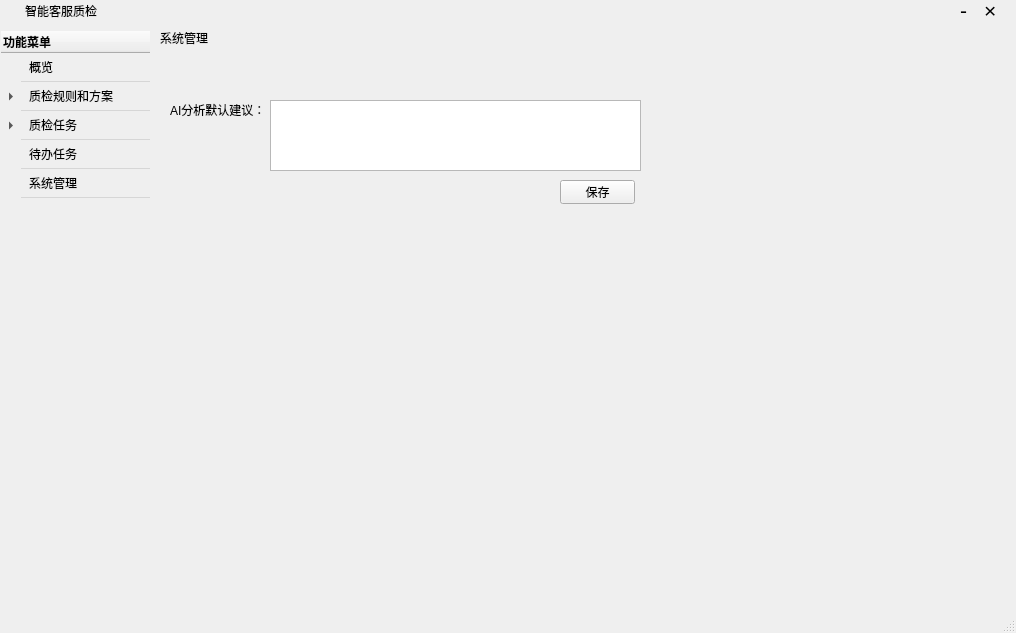
The window that ui/main_window.ui (Lanqiunian/AI-Customer-Support-Quality-Assurance) describes before a commit, drawn with Qt 5.
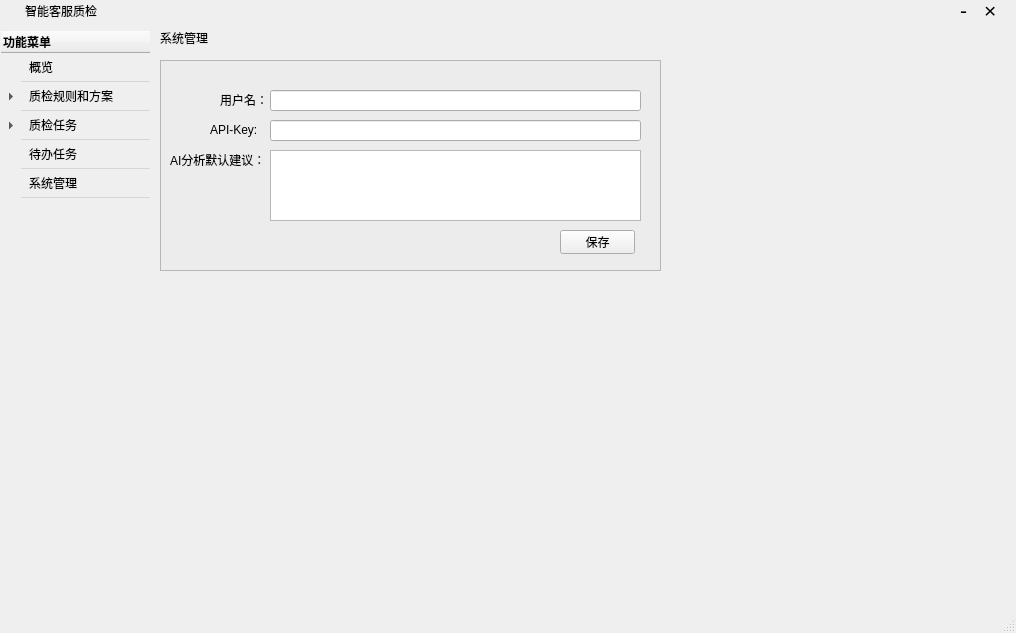
The same window after the commit. The open tabs and pages were chosen to show the change. Icons and pictures are not drawn.

What changed in the file:
```diff
--- a/ui/main_window.ui
+++ b/ui/main_window.ui
@@ -1351,11 +1351,33 @@
        <string>系统管理</string>
       </property>
      </widget>
+     <widget class="QFrame" name="frame_9">
+      <property name="geometry">
+       <rect>
+        <x>0</x>
+        <y>30</y>
+        <width>501</width>
+        <height>211</height>
+       </rect>
+      </property>
+      <property name="styleSheet">
+       <string notr="true">QFrame#frame_9 {
+    background-color: rgb(236, 236, 236); 
+    padding: 5px; /* 内边距 */
+}
+</string>
+      </property>
+      <property name="frameShape">
+       <enum>QFrame::StyledPanel</enum>
+      </property>
+      <property name="frameShadow">
+       <enum>QFrame::Raised</enum>
+      </property>
      <widget class="QLabel" name="label_56">
       <property name="geometry">
        <rect>
         <x>10</x>
-        <y>70</y>
+         <y>90</y>
         <width>101</width>
         <height>20</height>
        </rect>
@@ -1364,21 +1386,21 @@
        <string>AI分析默认建议：</string>
       </property>
      </widget>
-     <widget class="QTextEdit" name="default_AI_prompt_textEdit">
+      <widget class="QLineEdit" name="APIkey_lineEdit">
       <property name="geometry">
        <rect>
         <x>110</x>
-        <y>70</y>
+         <y>60</y>
         <width>371</width>
-        <height>71</height>
+         <height>21</height>
        </rect>
       </property>
      </widget>
-     <widget class="QPushButton" name="save_default_AI_prompt_pushButton">
+      <widget class="QPushButton" name="setting_save_Pushbutton">
       <property name="geometry">
        <rect>
         <x>400</x>
-        <y>150</y>
+         <y>170</y>
         <width>75</width>
         <height>24</height>
        </rect>
@@ -1386,6 +1408,53 @@
       <property name="text">
        <string>保存</string>
       </property>
+      </widget>
+      <widget class="QLabel" name="label_57">
+       <property name="geometry">
+        <rect>
+         <x>60</x>
+         <y>30</y>
+         <width>51</width>
+         <height>20</height>
+        </rect>
+       </property>
+       <property name="text">
+        <string>用户名：</string>
+       </property>
+      </widget>
+      <widget class="QLabel" name="label_58">
+       <property name="geometry">
+        <rect>
+         <x>50</x>
+         <y>60</y>
+         <width>61</width>
+         <height>20</height>
+        </rect>
+       </property>
+       <property name="text">
+        <string>API-Key:</string>
+       </property>
+      </widget>
+      <widget class="QTextEdit" name="default_AI_prompt_textEdit">
+       <property name="geometry">
+        <rect>
+         <x>110</x>
+         <y>90</y>
+         <width>371</width>
+         <height>71</height>
+        </rect>
+       </property>
+      </widget>
+      <widget class="QLineEdit" name="user_name_lineEdit">
+       <property name="geometry">
+        <rect>
+         <x>110</x>
+         <y>30</y>
+         <width>371</width>
+         <height>21</height>
+        </rect>
+       </property>
+      </widget>
      </widget>
     </widget>
     <widget class="QWidget" name="page_8">
```
Left out of the diff: 4 changed lines with no effect on the pictures. Lines whose indentation alone changed are shown as unchanged.
